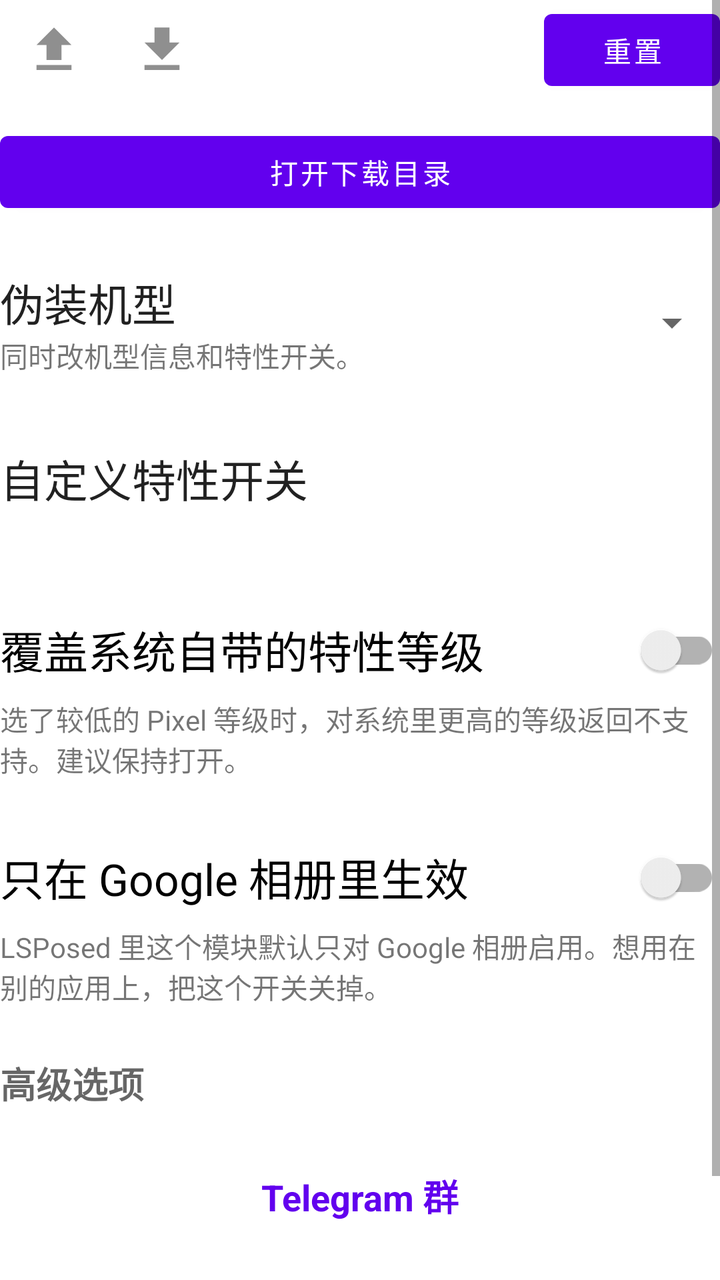
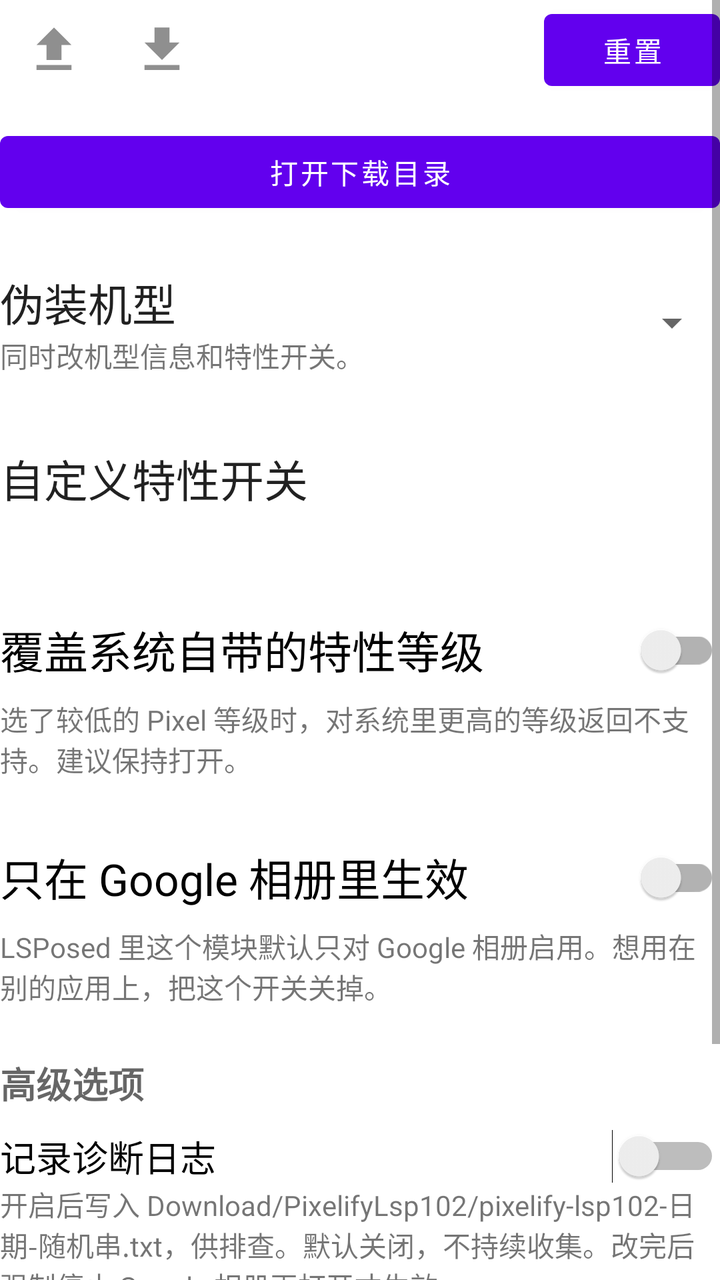

Screens rendered from an Android XML layout before and after an edit, with the pre-edit source and the edit as a unified diff.
<!-- AndroidManifest.xml: application theme Theme.PixelifyGooglePhotos -->
<!-- res/layout/activity_main.xml -->
<?xml version="1.0" encoding="utf-8"?>
<ScrollView xmlns:android="http://schemas.android.com/apk/res/android"
    android:orientation="vertical"
    android:layout_width="match_parent"
    android:layout_height="match_parent"
    android:fillViewport="true"
    android:layout_margin="25dp"
    android:id="@+id/root_view_for_snackbar"
    >

    <LinearLayout
        android:layout_width="match_parent"
        android:layout_height="match_parent"
        android:orientation="vertical"
        android:gravity="center"
        >

        <LinearLayout
            android:layout_width="match_parent"
            android:layout_height="wrap_content"
            android:orientation="horizontal"
            android:gravity="center_vertical"
            >

            <ImageButton
                android:layout_width="wrap_content"
                android:layout_height="wrap_content"
                android:src="@drawable/ic_export"
                android:backgroundTint="@android:color/white"
                android:contentDescription="@string/export_config"
                android:id="@+id/conf_export"
                />

            <ImageButton
                android:layout_width="wrap_content"
                android:layout_height="wrap_content"
                android:src="@drawable/ic_import"
                android:backgroundTint="@android:color/white"
                android:contentDescription="@string/import_config"
                android:id="@+id/conf_import"
                />

            <Space
                android:layout_width="0dp"
                android:layout_weight="1"
                android:layout_height="wrap_content"/>

            <Button
                android:layout_width="wrap_content"
                android:layout_height="wrap_content"
                android:text="@string/reset"
                android:id="@+id/reset_settings"
                />

        </LinearLayout>

        <Button
            android:layout_width="match_parent"
            android:layout_height="wrap_content"
            android:layout_marginTop="12dp"
            android:text="@string/export_debug_log"
            android:id="@+id/export_debug_log"
            />

        <Space
            android:layout_width="wrap_content"
            android:layout_height="25dp"/>

        <LinearLayout
            android:layout_width="match_parent"
            android:layout_height="wrap_content"
            android:orientation="horizontal"
            android:gravity="center_vertical"
            >

            <LinearLayout
                android:layout_width="0dp"
                android:layout_weight="1"
                android:layout_height="wrap_content"
                android:orientation="vertical">

                <TextView
                    android:layout_width="wrap_content"
                    android:layout_height="wrap_content"
                    android:text="@string/device_to_spoof"
                    android:textAppearance="?android:attr/textAppearanceLarge"/>

                <TextView
                    android:layout_width="wrap_content"
                    android:layout_height="wrap_content"
                    android:text="@string/spoofs_build_and_features"/>

            </LinearLayout>

            <Spinner
                android:layout_width="wrap_content"
                android:layout_height="wrap_content"
                android:id="@+id/device_spoofer_spinner"/>

        </LinearLayout>

        <Space
            android:layout_width="wrap_content"
            android:layout_height="25dp"/>

        <LinearLayout
            android:layout_width="match_parent"
            android:layout_height="wrap_content"
            android:orientation="vertical"
            android:clickable="true"
            android:focusable="true"
            android:paddingTop="10dp"
            android:foreground="?android:attr/selectableItemBackground"
            android:id="@+id/customize_feature_flags"
            >

            <TextView
                android:layout_width="match_parent"
                android:layout_height="wrap_content"
                android:text="@string/customize_feature_flags"
                android:textAppearance="?android:attr/textAppearanceLarge"
                />

            <TextView
                android:layout_width="wrap_content"
                android:layout_height="wrap_content"
                android:text="@string/feature_flags_changed"
                android:textColor="?android:attr/colorPrimary"
                android:alpha="0.0"
                android:id="@+id/feature_flags_changed"
                />

        </LinearLayout>

        <Space
            android:layout_width="wrap_content"
            android:layout_height="25dp"/>

        <androidx.appcompat.widget.SwitchCompat
            android:layout_width="match_parent"
            android:layout_height="wrap_content"
            android:text="@string/override_rom_feature_levels"
            android:textAppearance="?android:attr/textAppearanceLarge"
            android:id="@+id/override_rom_feature_levels"/>

        <TextView
            android:layout_width="match_parent"
            android:layout_height="wrap_content"
            android:text="@string/override_rom_feature_levels_desc"
            android:textAppearance="?android:attr/textAppearanceSmall"/>

        <Space
            android:layout_width="wrap_content"
            android:layout_height="25dp"/>

        <androidx.appcompat.widget.SwitchCompat
            android:layout_width="match_parent"
            android:layout_height="wrap_content"
            android:text="@string/spoof_only_in_google_photos"
            android:textAppearance="?android:attr/textAppearanceLarge"
            android:id="@+id/spoof_only_in_google_photos_switch"/>

        <TextView
            android:layout_width="match_parent"
            android:layout_height="wrap_content"
            android:text="@string/spoof_only_in_google_photos_desc"
            android:textAppearance="?android:attr/textAppearanceSmall"/>

        <Space
            android:layout_width="wrap_content"
            android:layout_height="15dp"/>

        <TextView
            android:layout_width="match_parent"
            android:layout_height="wrap_content"
            android:text="@string/advanced_options"
            android:textAppearance="?android:attr/textAppearanceMedium"
            android:textStyle="bold"
            android:clickable="true"
            android:focusable="true"
            android:paddingTop="10dp"
            android:paddingBottom="10dp"
            android:foreground="?android:attr/selectableItemBackground"
            android:id="@+id/advanced_options"
            />

        <Space
            android:layout_width="wrap_content"
            android:layout_height="15dp"/>

        <TextView
            android:layout_width="wrap_content"
            android:layout_height="wrap_content"
            android:text="@string/update_available"
            android:textColor="@color/red"
            android:clickable="true"
            android:focusable="true"
            android:textStyle="bold"
            android:textAppearance="?android:attr/textAppearanceMedium"
            android:foreground="?android:attr/selectableItemBackground"
            android:visibility="gone"
            android:id="@+id/update_available_link"
            />

        <Space
            android:layout_width="wrap_content"
            android:layout_height="5dp"/>

        <TextView
            android:layout_width="wrap_content"
            android:layout_height="wrap_content"
            android:text="@string/telegram_group"
            android:textColor="?android:attr/colorPrimary"
            android:clickable="true"
            android:focusable="true"
            android:textStyle="bold"
            android:textAppearance="?android:attr/textAppearanceMedium"
            android:foreground="?android:attr/selectableItemBackground"
            android:id="@+id/telegram_group"
            />

        <Space
            android:layout_width="wrap_content"
            android:layout_height="25dp"/>

        <RelativeLayout
            android:layout_width="wrap_content"
            android:layout_height="wrap_content"
            >

            <Button
                android:layout_width="wrap_content"
                android:layout_height="wrap_content"
                android:text="@string/force_stop_google_photos"
                android:elevation="3dp"
                android:id="@+id/force_stop_google_photos"
                />

            <ImageButton
                android:layout_width="wrap_content"
                android:layout_height="wrap_content"
                android:layout_toEndOf="@id/force_stop_google_photos"
                android:layout_alignTop="@id/force_stop_google_photos"
                android:layout_alignBottom="@id/force_stop_google_photos"
                android:backgroundTint="?android:attr/colorPrimary"
                android:contentDescription="@string/open_google_photos"
                android:src="@drawable/ic_open"
                android:elevation="3dp"
                android:id="@+id/open_google_photos"
                />

        </RelativeLayout>

    </LinearLayout>

</ScrollView>
<!-- resources referenced by this layout -->
<resources>
  <color name="red">#C62828</color>
  <!-- drawable ic_export (drawable) -->
  <vector android:height="30dp" android:tint="#8F8F8F"
      android:viewportHeight="24" android:viewportWidth="24"
      android:width="30dp" xmlns:android="http://schemas.android.com/apk/res/android">
      <path android:fillColor="@android:color/white" android:pathData="M9,16h6v-6h4l-7,-7 -7,7h4zM5,18h14v2L5,20z"/>
  </vector>
  <!-- drawable ic_import (drawable) -->
  <vector android:height="30dp" android:tint="#8F8F8F"
      android:viewportHeight="24" android:viewportWidth="24"
      android:width="30dp" xmlns:android="http://schemas.android.com/apk/res/android">
      <path android:fillColor="@android:color/white" android:pathData="M5,20h14v-2H5V20zM19,9h-4V3H9v6H5l7,7L19,9z"/>
  </vector>
  <!-- drawable ic_open (drawable) -->
  <vector android:height="24dp" android:tint="#FFFFFF"
      android:viewportHeight="24" android:viewportWidth="24"
      android:width="24dp" xmlns:android="http://schemas.android.com/apk/res/android">
      <path android:fillColor="@android:color/white" android:pathData="M19,19H5V5h7V3H5c-1.11,0 -2,0.9 -2,2v14c0,1.1 0.89,2 2,2h14c1.1,0 2,-0.9 2,-2v-7h-2v7zM14,3v2h3.59l-9.83,9.83 1.41,1.41L19,6.41V10h2V3h-7z"/>
  </vector>
  <string name="advanced_options">高级选项</string>
  <string name="customize_feature_flags">自定义特性开关</string>
  <string name="device_to_spoof">伪装机型</string>
  <string name="export_config">导出配置</string>
  <string name="export_debug_log">打开下载目录</string>
  <string name="feature_flags_changed">特性开关已改。</string>
  <string name="force_stop_google_photos">强制停止\nGoogle 相册</string>
  <string name="import_config">导入配置</string>
  <string name="open_google_photos">打开 Google 相册</string>
  <string name="override_rom_feature_levels">覆盖系统自带的特性等级</string>
  <string name="override_rom_feature_levels_desc">选了较低的 Pixel 等级时，对系统里更高的等级返回不支持。建议保持打开。</string>
  <string name="reset">重置</string>
  <string name="spoof_only_in_google_photos">只在 Google 相册里生效</string>
  <string name="spoof_only_in_google_photos_desc">LSPosed 里这个模块默认只对 Google 相册启用。想用在别的应用上，把这个开关关掉。</string>
  <string name="spoofs_build_and_features">同时改机型信息和特性开关。</string>
  <string name="telegram_group">Telegram 群</string>
  <string name="update_available">有新版本</string>
  <style name="Theme.PixelifyGooglePhotos" parent="Theme.MaterialComponents.DayNight.DarkActionBar">
          
          <item name="colorPrimary">@color/purple_500</item>
          <item name="colorPrimaryVariant">@color/purple_700</item>
          <item name="colorOnPrimary">@color/white</item>
          
          <item name="colorSecondary">@color/teal_200</item>
          <item name="colorSecondaryVariant">@color/teal_700</item>
          <item name="colorOnSecondary">@color/black</item>
          
          <item name="android:statusBarColor" tools:targetApi="l">?attr/colorPrimaryVariant</item>
          
          <item name="colorAccent">@color/purple_500</item>
      </style>
  <color name="purple_500">#FF6200EE</color>
  <color name="purple_700">#FF3700B3</color>
  <color name="white">#FFFFFFFF</color>
  <color name="teal_200">#FF03DAC5</color>
  <color name="teal_700">#FF018786</color>
  <color name="black">#FF000000</color>
</resources>

<!-- the commit's change to res/layout/activity_main.xml (unified diff, before → after) -->
@@ -184,6 +184,19 @@
             android:id="@+id/advanced_options"
             />
 
+        <Switch
+            android:id="@+id/diag_log_switch"
+            android:layout_width="match_parent"
+            android:layout_height="wrap_content"
+            android:text="@string/enable_verbose_logging"
+            android:textAppearance="?android:attr/textAppearanceMedium" />
+
+        <TextView
+            android:layout_width="match_parent"
+            android:layout_height="wrap_content"
+            android:text="@string/enable_verbose_logging_desc" />
+
+
         <Space
             android:layout_width="wrap_content"
             android:layout_height="15dp"/>
<!-- resource entries referenced after the edit -->
@@ -22,6 +22,8 @@
   <string name="advanced_options">高级选项</string>
   <string name="customize_feature_flags">自定义特性开关</string>
   <string name="device_to_spoof">伪装机型</string>
+  <string name="enable_verbose_logging">记录诊断日志</string>
+  <string name="enable_verbose_logging_desc">开启后写入 Download/PixelifyLsp102/pixelify-lsp102-日期-随机串.txt，供排查。默认关闭，不持续收集。改完后强制停止 Google 相册再打开才生效。</string>
   <string name="export_config">导出配置</string>
   <string name="export_debug_log">打开下载目录</string>
   <string name="feature_flags_changed">特性开关已改。</string>
